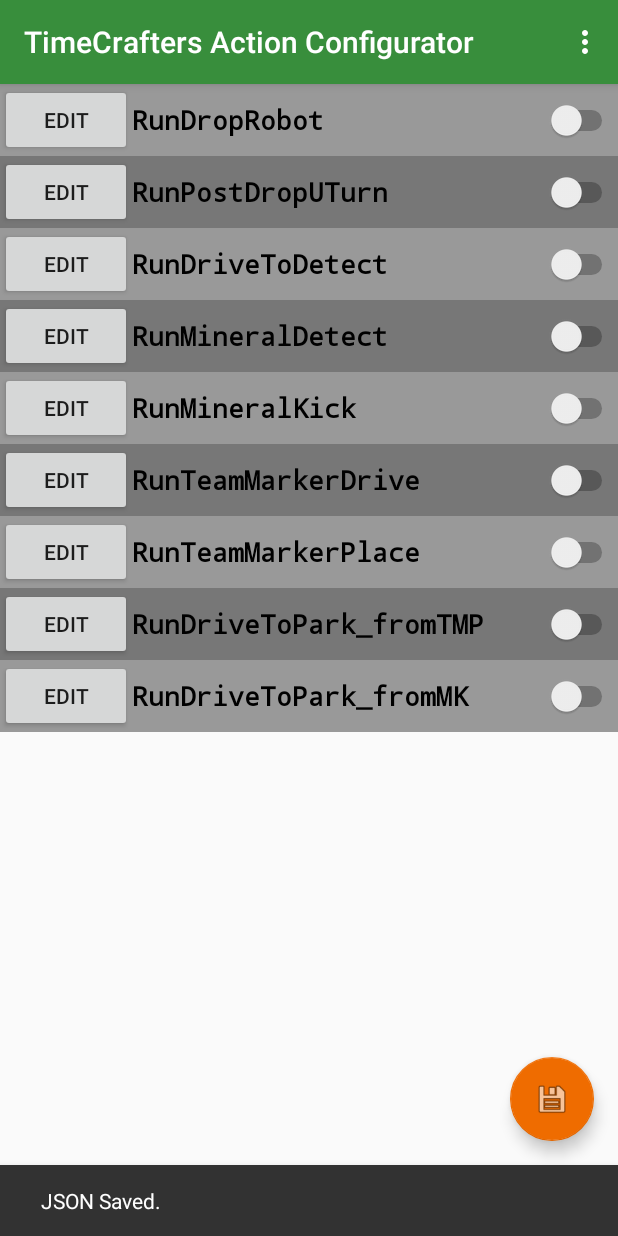
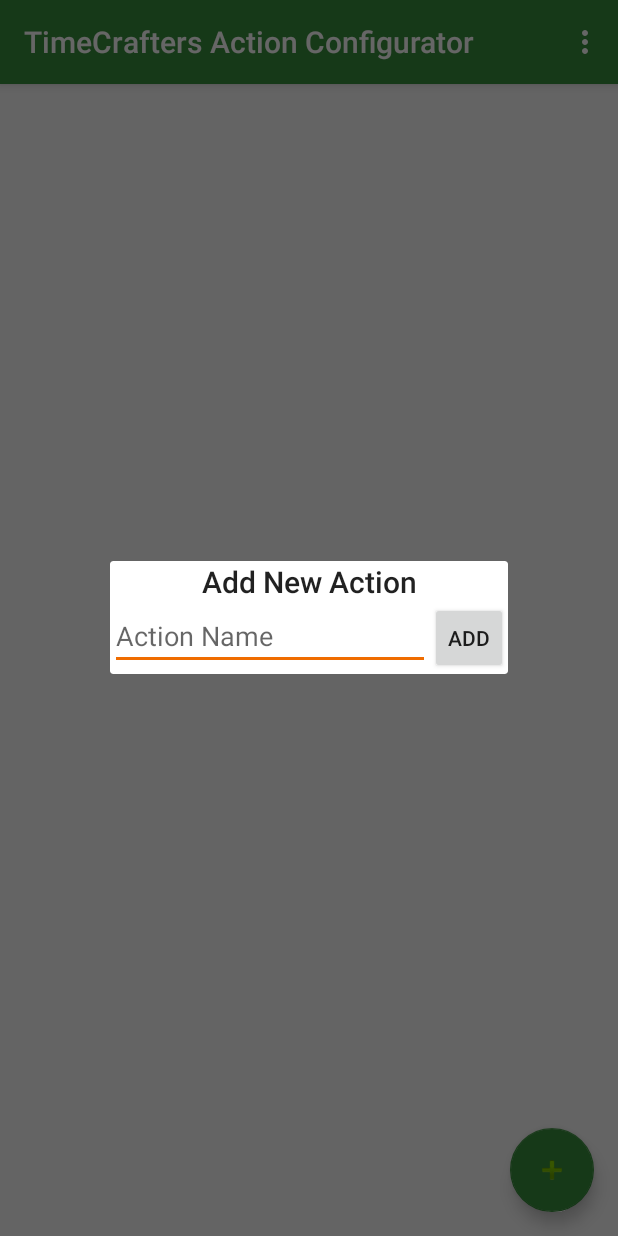
Before and after one commit to TimeCrafters/TimeCraftersActionsConfigurator, an Android app: the screen it shows after launch (MainActivity), after a tap on an icon or button, on a phone screen of 412 x 824 dp. Run offline under Robolectric (Android 15) with nearby library versions, the phone set to English and light mode, and no system bars.

Commit message:
Added AddActionDialog, Can now add new Actions directly in app.

```diff
--- a/app/src/main/java/org/timecrafters/timecraftersactionconfigurator/MainActivity.java
+++ b/app/src/main/java/org/timecrafters/timecraftersactionconfigurator/MainActivity.java
@@ -20,8 +20,9 @@ import android.widget.LinearLayout;
 import android.widget.Switch;
 import android.widget.TextView;
 import android.widget.Toast;
-import android.widget.ToggleButton;
 
+import org.timecrafters.timecraftersactionconfigurator.actionSupport.AddActionDialog;
+import org.timecrafters.timecraftersactionconfigurator.editSupport.EditDialog;
 import org.timecrafters.timecraftersactionconfigurator.jsonhandler.Reader;
 import org.timecrafters.timecraftersactionconfigurator.jsonhandler.Writer;
 import org.timecrafters.timecraftersactionconfigurator.jsonhandler.DataStruct;
@@ -34,8 +35,9 @@ public class MainActivity extends AppCompatActivity {
 
   protected Reader jsonReader;
   protected ArrayList<DataStruct> dataStructs;
-  protected FloatingActionButton saveButton;
-  private ArrayList<String> actionsList;
+  protected FloatingActionButton addActionButton;
+
+  private Switch toggleSwitch;
 
   static public MainActivity mainActivity;
 
@@ -44,35 +46,129 @@ public class MainActivity extends AppCompatActivity {
     this.mainActivity = this;
 
     this.dataStructs = new ArrayList<>();
-    this.actionsList = new ArrayList<>();
-    this.actionsList.add("RunDropRobot");
-    this.actionsList.add("RunPostDropUTurn");
-    this.actionsList.add("RunDriveToDetect");
-    this.actionsList.add("RunMineralDetect");
-    this.actionsList.add("RunMineralKick");
-    this.actionsList.add("RunTeamMarkerDrive");
-    this.actionsList.add("RunTeamMarkerPlace");
-    this.actionsList.add("RunDriveToPark_fromTMP");
-    this.actionsList.add("RunDriveToPark_fromMK");
 
     super.onCreate(savedInstanceState);
     setContentView(R.layout.activity_main);
     Toolbar toolbar = (Toolbar) findViewById(R.id.toolbar);
     setSupportActionBar(toolbar);
 
-    this.saveButton = (FloatingActionButton) findViewById(R.id.fab);
-    saveButton.setVisibility(View.GONE);
-    saveButton.setEnabled(false);
+    this.addActionButton = (FloatingActionButton) findViewById(R.id.fab);
 
-    saveButton.setOnClickListener(new View.OnClickListener() {
+    addActionButton.setOnClickListener(new View.OnClickListener() {
       @Override
       public void onClick(View view) {
-        saveJSON(saveButton);
+        newActionDialog();
       }
     });
 
     checkPermissions();
     // dataStructs should be populated from checkPermissions()->handleReader()
+  }
+
+  private void newActionDialog() {
+    AddActionDialog addActionDialog = new AddActionDialog(this, this);
+    addActionDialog.show();
+  }
+
+  public void addNewAction(String name) {
+    DataStruct dataStruct = new DataStruct();
+    dataStruct.setName(name);
+    dataStructs.add(dataStruct);
+
+    addAction(dataStruct);
+  }
+
+  public boolean actionNameIsUnique(String name) {
+    boolean unique = true;
+
+    for (DataStruct dataStruct : dataStructs) {
+      if (dataStruct.name().equals(name)) { unique = false; }
+    }
+
+    return unique;
+  }
+
+  private void addAction(final DataStruct dataStruct) {
+    // Create items main container <-->
+    final LinearLayout parent = new LinearLayout(this);
+    parent.setLayoutParams(new LinearLayout.LayoutParams(LinearLayout.LayoutParams.MATCH_PARENT, LinearLayout.LayoutParams.WRAP_CONTENT));
+    parent.setOrientation(LinearLayout.HORIZONTAL);
+
+    // Edit button
+    Button edit = new Button(this);
+    edit.setText("Edit");
+    edit.setLayoutParams(new LinearLayout.LayoutParams(LinearLayout.LayoutParams.WRAP_CONTENT, LinearLayout.LayoutParams.MATCH_PARENT));
+    edit.setOnClickListener(new View.OnClickListener() {
+      @Override
+      public void onClick(View view) {
+        Intent intent = new Intent(getBaseContext(), EditActivity.class);
+        intent.putExtra("dataStructsIndex", dataStructs.indexOf(dataStruct));
+        startActivity(intent);
+      }
+    });
+
+    // Toggle Button
+    Switch toggle = new Switch(this);
+    toggle.setLayoutParams(new LinearLayout.LayoutParams(LinearLayout.LayoutParams.MATCH_PARENT, LinearLayout.LayoutParams.MATCH_PARENT));
+    toggle.setChecked(dataStruct.enabled());
+
+    toggle.setTag("toggle");
+    toggle.setText(dataStruct.name());
+    toggle.setTextOn(dataStruct.name());
+    toggle.setTextOff(dataStruct.name());
+    toggle.setTypeface(Typeface.MONOSPACE, Typeface.BOLD);
+    toggle.setTextSize(18);
+    toggle.setOnCheckedChangeListener(new CompoundButton.OnCheckedChangeListener() {
+      @Override
+      public void onCheckedChanged(CompoundButton compoundButton, boolean b) {
+        recolor();
+
+        dataStruct.setEnabled(b);
+        saveJSON(addActionButton);
+      }
+    });
+
+    parent.addView(edit);
+    parent.addView(toggle);
+
+    LinearLayout primaryLayout = (LinearLayout) findViewById(R.id.primary_layout);
+    primaryLayout.addView(parent);
+
+    recolor();
+  }
+
+  private void recolor() {
+    LinearLayout container = (LinearLayout) findViewById(R.id.primary_layout);
+    for (int i = 0; i < container.getChildCount(); i++) {
+      LinearLayout child = (LinearLayout) container.getChildAt(i);
+
+      if (child.getChildCount() <= 1) { continue; } // Don't recolor primary_layout
+      boolean toggleFound = false;
+
+      for (int j = 0; j < child.getChildCount(); j++) {
+        View view = child.getChildAt(j);
+
+        if (view.getTag() != null && ((String) view.getTag()).equals("toggle")) {
+          toggleFound = true;
+          toggleSwitch = (Switch) view;
+          break;
+        }
+      }
+
+      if (toggleFound && toggleSwitch.isChecked()) {
+        if ((i % 2) == 0) {
+          child.setBackgroundResource(R.color.checked_even);
+        } else {
+          child.setBackgroundResource(R.color.checked_odd);
+        }
+      } else {
+        if ((i % 2) == 0) {
+          child.setBackgroundResource(R.color.even);
+        } else {
+          child.setBackgroundResource(R.color.odd);
+        }
+      }
+    }
   }
 
   public void saveJSON(View view) {
@@ -83,7 +179,7 @@ public class MainActivity extends AppCompatActivity {
     Writer writer = new Writer(dataStructs);
 
     if (writer.writeSucceeded()) {
-      Snackbar.make(view, message+" JSON Saved.", Snackbar.LENGTH_LONG)
+      Snackbar.make(view, message+" JSON Saved.", Snackbar.LENGTH_SHORT)
               .setAction("Action", null).show();
     } else {
       Snackbar.make(view, "Failed to write JSON!", Snackbar.LENGTH_LONG)
@@ -92,89 +188,16 @@ public class MainActivity extends AppCompatActivity {
   }
 
   private void populateLayout() {
-    int i = 0;
-    for(final DataStruct item : dataStructs) {
-      final int n = i;
-      // Create items main container <-->
-      final LinearLayout parent = new LinearLayout(this);
-      parent.setLayoutParams(new LinearLayout.LayoutParams(LinearLayout.LayoutParams.MATCH_PARENT, LinearLayout.LayoutParams.WRAP_CONTENT));
-      parent.setOrientation(LinearLayout.HORIZONTAL);
-      if ((i % 2) == 0) {
-        parent.setBackgroundResource(R.color.even);
-      } else {
-        parent.setBackgroundResource(R.color.odd);
-      }
-
-      // Edit button
-      Button edit = new Button(this);
-      edit.setText("Edit");
-      edit.setLayoutParams(new LinearLayout.LayoutParams(LinearLayout.LayoutParams.WRAP_CONTENT, LinearLayout.LayoutParams.MATCH_PARENT));
-      edit.setOnClickListener(new View.OnClickListener() {
-        @Override
-        public void onClick(View view) {
-          Intent intent = new Intent(getBaseContext(), EditActivity.class);
-          intent.putExtra("dataStructsIndex", n);
-          startActivity(intent);
-        }
-      });
-
-      // Toggle Button
-      Switch toggle = new Switch(this);
-      toggle.setLayoutParams(new LinearLayout.LayoutParams(LinearLayout.LayoutParams.MATCH_PARENT, LinearLayout.LayoutParams.MATCH_PARENT));
-      toggle.setChecked(item.enabled());
-
-      if (toggle.isChecked()) {
-        if ((n % 2) == 0) {
-          parent.setBackgroundResource(R.color.checked_even);
-        } else {
-          parent.setBackgroundResource(R.color.checked_odd);
-        }
-        toggle.setText(item.name());
-      } else {
-        toggle.setText(item.name());
-      }
-
-      toggle.setTextOn(item.name());
-      toggle.setTextOff(item.name());
-      toggle.setTypeface(Typeface.MONOSPACE, Typeface.BOLD);
-      toggle.setTextSize(18);
-      toggle.setOnCheckedChangeListener(new CompoundButton.OnCheckedChangeListener() {
-        @Override
-        public void onCheckedChanged(CompoundButton compoundButton, boolean b) {
-          if (b) {
-            if ((n % 2) == 0) {
-              parent.setBackgroundResource(R.color.checked_even);
-            } else {
-              parent.setBackgroundResource(R.color.checked_odd);
-            }
-          } else {
-            if ((n % 2) == 0) {
-              parent.setBackgroundResource(R.color.even);
-            } else {
-              parent.setBackgroundResource(R.color.odd);
-            }
-          }
-
-          item.setEnabled(b);
-          saveJSON(saveButton);
-        }
-      });
-
-      parent.addView(edit);
-      parent.addView(toggle);
-
-      LinearLayout primaryLayout = (LinearLayout) findViewById(R.id.primary_layout);
-      primaryLayout.addView(parent);
-
-      i++;
+    for(DataStruct item : dataStructs) {
+      addAction(item);
     }
 
-    LinearLayout padding = new LinearLayout(this);
-    padding.setLayoutParams(new LinearLayout.LayoutParams(LinearLayout.LayoutParams.MATCH_PARENT, 350));
-    padding.setOrientation(LinearLayout.HORIZONTAL);
-//    padding.setBackgroundColor(99550055);
-    LinearLayout primaryLayout = (LinearLayout) findViewById(R.id.primary_layout);
-    primaryLayout.addView(padding);
+//    LinearLayout padding = new LinearLayout(this);
+//    padding.setLayoutParams(new LinearLayout.LayoutParams(LinearLayout.LayoutParams.MATCH_PARENT, 350));
+//    padding.setOrientation(LinearLayout.HORIZONTAL);
+////    padding.setBackgroundColor(99550055);
+//    LinearLayout primaryLayout = (LinearLayout) findViewById(R.id.primary_layout);
+//    primaryLayout.addView(padding);
   }
 
   private void populateLayoutWithErrorMessage() {
@@ -209,32 +232,17 @@ public class MainActivity extends AppCompatActivity {
 
   }
 
-  private void populateDataStructs() {
-   if (dataStructs.size() == 0) {
-     for (int i = 0; i < actionsList.size(); i++) {
-       DataStruct data = new DataStruct();
-       data.setName(actionsList.get(i));
-
-       dataStructs.add(data);
-     }
-
-     // auto create file //
-     saveJSON(saveButton);
-   }
-  }
-
   private void checkPermissions() {
     if (ContextCompat.checkSelfPermission(MainActivity.this, Manifest.permission.WRITE_EXTERNAL_STORAGE) != PERMISSION_GRANTED) {
       ActivityCompat.requestPermissions(MainActivity.this,
               new String[]{Manifest.permission.WRITE_EXTERNAL_STORAGE},
               REQUEST_WRITE_PERMISSION);
     } else {
-      saveButton.setVisibility(View.VISIBLE);
-      saveButton.setEnabled(true);
+      addActionButton.setVisibility(View.VISIBLE);
+      addActionButton.setEnabled(true);
 
       handleReader();
 
-      populateDataStructs();
       populateLayout();
     }
   }
@@ -245,19 +253,18 @@ public class MainActivity extends AppCompatActivity {
     switch (requestCode) {
       case REQUEST_WRITE_PERMISSION: {
         if (grantResults.length > 0 && grantResults[0] == PackageManager.PERMISSION_GRANTED) {
-          saveButton.setVisibility(View.VISIBLE);
-          saveButton.setEnabled(true);
+          addActionButton.setVisibility(View.VISIBLE);
+          addActionButton.setEnabled(true);
 
-          Snackbar.make(saveButton, "Thank you for permission, have a nice day!", Snackbar.LENGTH_LONG)
+          Snackbar.make(addActionButton, "Thank you for permission, have a nice day!", Snackbar.LENGTH_LONG)
                   .setAction("Action", null).show();
           handleReader();
 
-          populateDataStructs();
           populateLayout();
 
         } else {
           populateLayoutWithErrorMessage();
-          Snackbar.make(saveButton, "Read/Write Permission is required!", Snackbar.LENGTH_LONG)
+          Snackbar.make(addActionButton, "Read/Write Permission is required!", Snackbar.LENGTH_LONG)
                   .setAction("Action", null).show();
         }
       }
@@ -270,10 +277,10 @@ public class MainActivity extends AppCompatActivity {
     if (jsonReader.getLoadSuccess()) {
       this.dataStructs = jsonReader.dataStructs();
 
-      Snackbar.make(saveButton, "Loaded from JSON.", Snackbar.LENGTH_LONG)
+      Snackbar.make(addActionButton, "Loaded from JSON.", Snackbar.LENGTH_LONG)
               .setAction("Action", null).show();
     } else {
-      Snackbar.make(saveButton, "Failed to load JSON.", Snackbar.LENGTH_LONG)
+      Snackbar.make(addActionButton, "Failed to load JSON.", Snackbar.LENGTH_LONG)
               .setAction("Action", null).show();
     }
   }
--- /dev/null
+++ b/app/src/main/java/org/timecrafters/timecraftersactionconfigurator/actionSupport/AddActionDialog.java
@@ -0,0 +1,48 @@
+package org.timecrafters.timecraftersactionconfigurator.actionSupport;
+
+import android.app.Dialog;
+import android.content.Context;
+import android.os.Bundle;
+import android.support.annotation.NonNull;
+import android.view.View;
+import android.widget.Button;
+import android.widget.EditText;
+import android.widget.Toast;
+
+import org.timecrafters.timecraftersactionconfigurator.MainActivity;
+import org.timecrafters.timecraftersactionconfigurator.R;
+import org.timecrafters.timecraftersactionconfigurator.jsonhandler.DataStruct;
+
+public class AddActionDialog extends Dialog {
+    EditText actionName;
+    Button   addAction;
+    MainActivity mainActivity;
+
+    public AddActionDialog(@NonNull Context context, MainActivity mainActivity) {
+        super(context);
+        this.mainActivity = mainActivity;
+    }
+
+    @Override
+    protected void onCreate(Bundle savedInstanceState) {
+        super.onCreate(savedInstanceState);
+        setContentView(R.layout.dialog_add_action);
+
+        actionName = findViewById(R.id.action_name);
+        addAction  = findViewById(R.id.add_action);
+
+        addAction.setOnClickListener(new View.OnClickListener() {
+            @Override
+            public void onClick(View view) {
+                if (actionName.getText().length() > 0) {
+                    if (mainActivity.actionNameIsUnique(actionName.getText().toString())) {
+                        mainActivity.addNewAction(actionName.getText().toString());
+                        dismiss();
+                    } else {
+                        Toast.makeText(mainActivity, "\""+actionName.getText().toString()+"\" already exists!", Toast.LENGTH_LONG).show();
+                    }
+                }
+            }
+        });
+    }
+}
--- a/app/src/main/res/layout/activity_main.xml
+++ b/app/src/main/res/layout/activity_main.xml
@@ -28,7 +28,8 @@
         android:layout_height="wrap_content"
         android:layout_gravity="bottom|end"
         android:layout_margin="@dimen/fab_margin"
-        app:backgroundTint="@color/colorAccent"
-        app:srcCompat="@android:drawable/ic_menu_save" />
+        app:backgroundTint="@color/colorPrimary"
+        app:fabSize="auto"
+        app:srcCompat="@android:drawable/ic_input_add" />
 
 </android.support.design.widget.CoordinatorLayout>
--- /dev/null
+++ b/app/src/main/res/layout/dialog_add_action.xml
@@ -0,0 +1,46 @@
+<?xml version="1.0" encoding="utf-8"?>
+<android.support.constraint.ConstraintLayout
+    xmlns:android="http://schemas.android.com/apk/res/android"
+    xmlns:app="http://schemas.android.com/apk/res-auto"
+    xmlns:tools="http://schemas.android.com/tools"
+    android:layout_width="match_parent"
+    android:layout_height="match_parent">
+
+    <LinearLayout
+        android:layout_width="match_parent"
+        android:layout_height="match_parent"
+        android:orientation="vertical">
+
+        <TextView
+            android:id="@+id/textView2"
+            android:layout_width="match_parent"
+            android:layout_height="wrap_content"
+            android:text="Add New Action"
+            android:textAlignment="center"
+            android:textAppearance="@style/TextAppearance.AppCompat.Title" />
+
+        <LinearLayout
+            android:layout_width="wrap_content"
+            android:layout_height="wrap_content"
+            android:orientation="horizontal">
+
+            <EditText
+                android:id="@+id/action_name"
+                android:layout_width="wrap_content"
+                android:layout_height="wrap_content"
+                android:layout_weight="1"
+                android:ems="10"
+                android:hint="Action Name"
+                android:inputType="textPersonName" />
+
+            <Button
+                android:id="@+id/add_action"
+                style="@android:style/Widget.Material.Light.Button.Small"
+                android:layout_width="wrap_content"
+                android:layout_height="wrap_content"
+                android:layout_weight="1"
+                android:text="Add" />
+        </LinearLayout>
+    </LinearLayout>
+
+</android.support.constraint.ConstraintLayout>
--- a/app/src/main/res/values/colors.xml
+++ b/app/src/main/res/values/colors.xml
@@ -1,7 +1,7 @@
 <?xml version="1.0" encoding="utf-8"?>
 <resources>
-    <color name="colorPrimary">#388e3c</color>
-    <color name="colorPrimaryDark">#1b5e20</color>
+    <color name="colorPrimary">#388E3C</color>
+    <color name="colorPrimaryDark">#1B5E20</color>
     <color name="colorAccent">#ef6c00</color>
 
     <color name="even">#999999</color>
--- a/build.gradle
+++ b/build.gradle
@@ -7,7 +7,7 @@ buildscript {
         jcenter()
     }
     dependencies {
-        classpath 'com.android.tools.build:gradle:3.2.1'
+        classpath 'com.android.tools.build:gradle:3.4.1'
 
 
         // NOTE: Do not place your application dependencies here; they belong
```
Also changed, not shown: gradle/wrapper/gradle-wrapper.properties.
